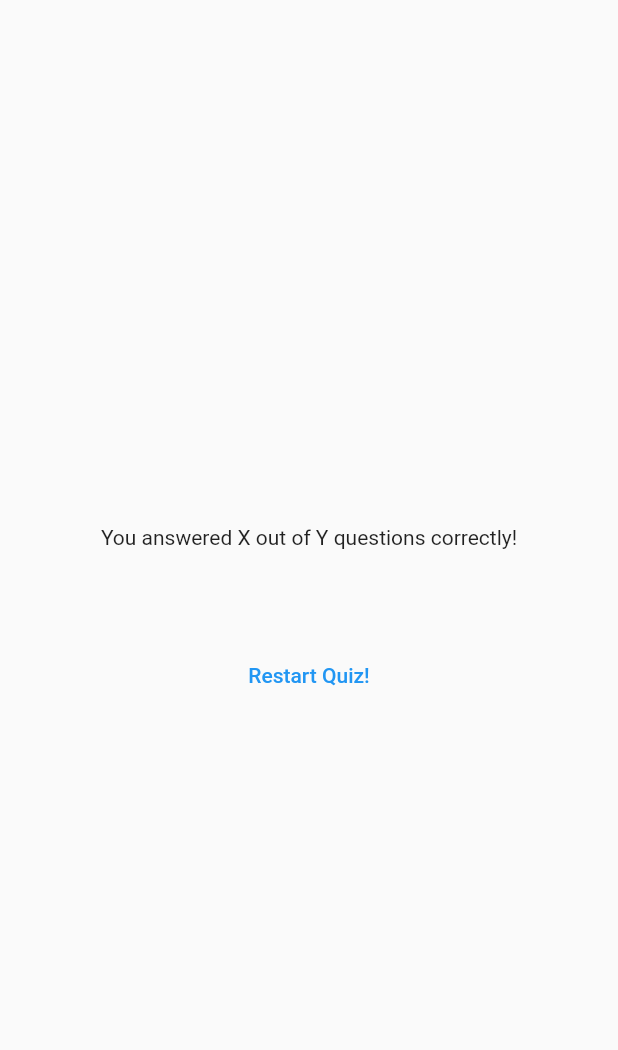
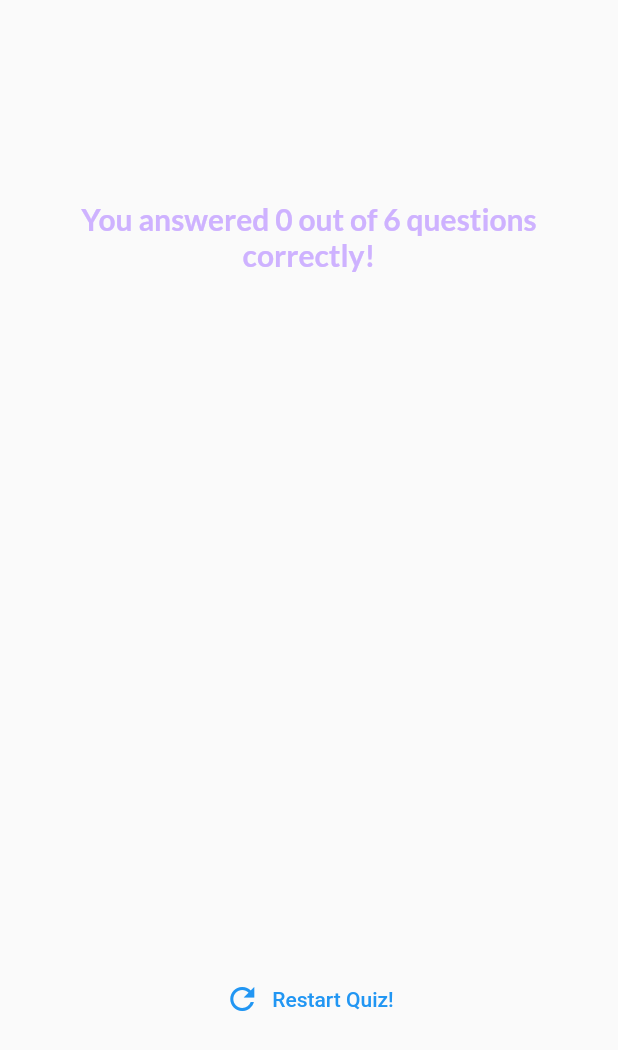
Before and after one commit to its-asimiqbal/quiz-app, a Flutter app: the ResultsScreen widget shown alone on an empty page, opened directly with empty values, on a phone screen of 412 x 824 dp. Shown: the top 1050 px of the screen. Run offline on Flutter 3.47's test engine with Material 2 defaults, Android fonts, the phone set to English and light mode, and no system bars; our stand-ins replace google_fonts.

Commit message:
files updated

```diff
--- a/lib/models/quiz_question.dart
+++ b/lib/models/quiz_question.dart
@@ -4,7 +4,7 @@ class QuizQuestion {
   final String text;
   final List<String> answers;
 
-  List<String> getShuffledAnswers (){
+  List<String> get getShuffledAnswers {
     final shuffledAnswers = List.of(answers);
     shuffledAnswers.shuffle();
     return shuffledAnswers;
--- a/lib/screens/question_screen.dart
+++ b/lib/screens/question_screen.dart
@@ -47,7 +47,7 @@ class _QuestionsScreenState extends State<QuestionsScreen> {
             const SizedBox(
               height: 30,
             ),
-            ...currentQuestion.getShuffledAnswers().map((answer) {
+            ...currentQuestion.getShuffledAnswers.map((answer) {
               return AnswerButton(
                 answerText: answer,
                 onTap: () {
--- /dev/null
+++ b/lib/screens/questions_summar/questions_summary.dart
@@ -0,0 +1,24 @@
+import 'package:adv_basics/screens/questions_summar/summary_items.dart';
+import 'package:flutter/material.dart';
+
+class QuestionsSummary extends StatelessWidget {
+  const QuestionsSummary(this.summaryData, {super.key});
+
+  final List<Map<String, Object>> summaryData;
+
+  @override
+  Widget build(BuildContext context) {
+    return SizedBox(
+      height: 400,
+      child: SingleChildScrollView(
+        child: Column(
+          children: summaryData.map(
+            (data) {
+              return SummaryItem(data);
+            },
+          ).toList(),
+        ),
+      ),
+    );
+  }
+}
--- a/lib/screens/result_screen.dart
+++ b/lib/screens/result_screen.dart
@@ -1,9 +1,16 @@
 import 'package:adv_basics/data/questions.dart';
-import 'package:adv_basics/screens/questions_summary.dart';
+import 'package:adv_basics/screens/questions_summar/questions_summary.dart';
 import 'package:flutter/material.dart';
+import 'package:google_fonts/google_fonts.dart';
 
 class ResultsScreen extends StatelessWidget {
-  const ResultsScreen({super.key, required this.chosenAnswers});
+  const ResultsScreen({
+    super.key,
+    required this.chosenAnswers,
+    required this.onRestart,
+  });
+
+  final void Function() onRestart;
 
   final List<String> chosenAnswers;
 
@@ -14,7 +21,7 @@ class ResultsScreen extends StatelessWidget {
       summary.add(
         {
           'question_index': i,
-          'question': questions,
+          'question': questions[i].text,
           'correct_answer': questions[i].answers[0],
           'user_answer': chosenAnswers[i],
         },
@@ -26,14 +33,30 @@ class ResultsScreen extends StatelessWidget {
 
   @override
   Widget build(BuildContext context) {
+    final summaryData = getSummaryData();
+    final numTotalQuestions = questions.length;
+    final numCorrectQuestions = summaryData
+        .where(
+          (data) => data['user_answer'] == data['correct_answer'],
+        )
+        .length;
+
     return SizedBox(
       width: double.infinity,
       child: Container(
-        padding: const EdgeInsets.all(40),
+        padding: const EdgeInsets.all(20),
         child: Column(
           mainAxisAlignment: MainAxisAlignment.center,
           children: [
-            const Text('You answered X out of Y questions correctly!'),
+            Text(
+              'You answered $numCorrectQuestions out of $numTotalQuestions questions correctly!',
+              style: GoogleFonts.lato(
+                color: const Color.fromARGB(255, 206, 178, 255),
+                fontSize: 20,
+                fontWeight: FontWeight.bold,
+              ),
+              textAlign: TextAlign.center,
+            ),
             const SizedBox(
               height: 30,
             ),
@@ -43,9 +66,10 @@ class ResultsScreen extends StatelessWidget {
             const SizedBox(
               height: 30,
             ),
-            TextButton(
-              onPressed: () {},
-              child: const Text('Restart Quiz!'),
+            TextButton.icon(
+              onPressed: onRestart,
+              icon: const Icon(Icons.refresh),
+              label: const Text('Restart Quiz!'),
             ),
           ],
         ),
```
Also changed, not shown: lib/screens/questions_summar/question_identifier.dart (added, +35 -0 lines), lib/screens/questions_summar/summary_items.dart (added, +63 -0 lines), lib/screens/questions_summary.dart (deleted, +0 -32 lines), lib/screens/quiz.dart (+8 -0 lines).
